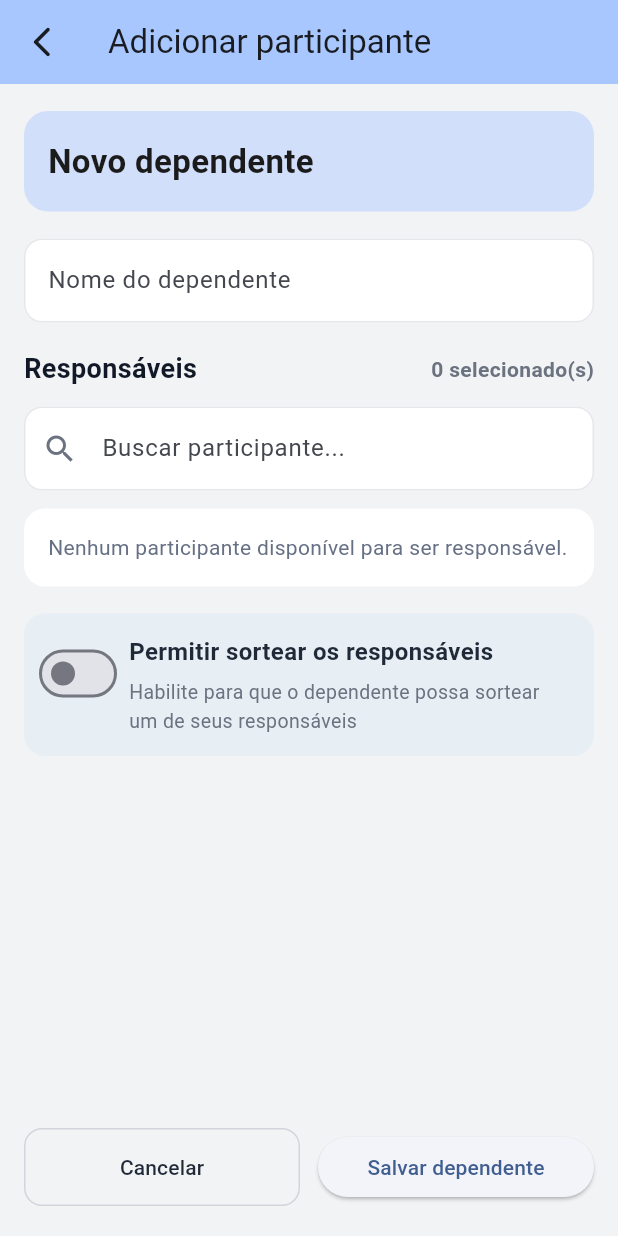
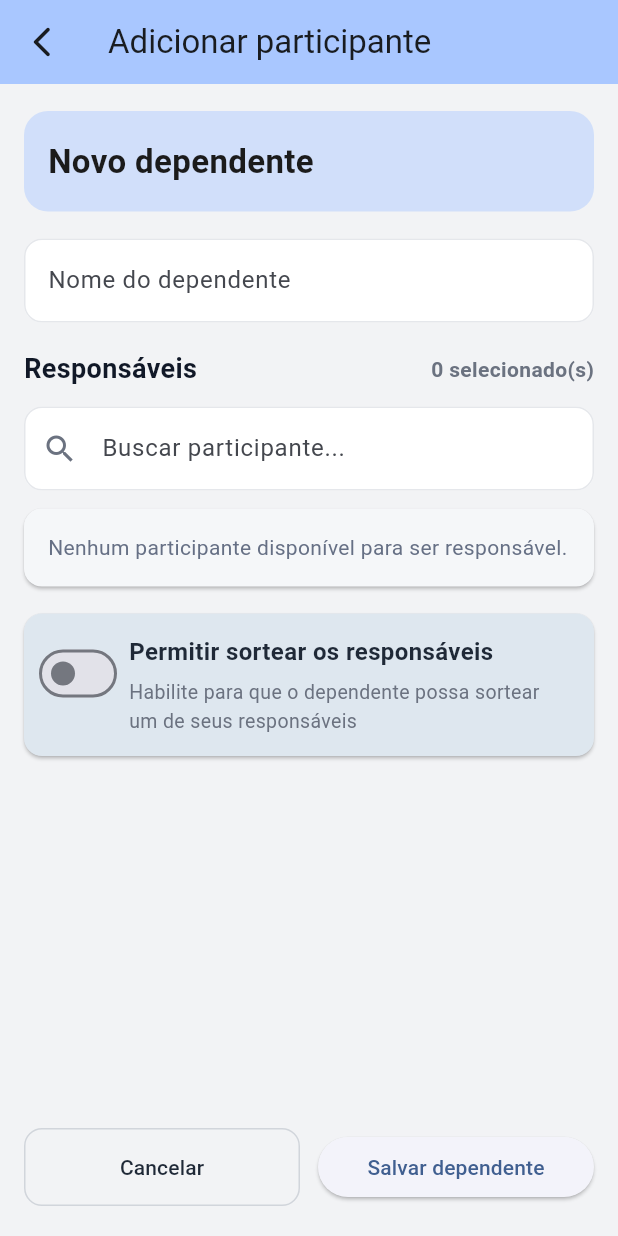
Before and after one commit to biroska/secret_santa, a Flutter app: the IncluirDependenteScreen screen opened by its route, on a phone screen of 412 x 824 dp. Run offline on Flutter 3.47's test engine with Material 3 defaults, Android fonts, the phone set to English and light mode, and no system bars; our stand-ins replace cached_network_image, cloud_firestore, cloud_functions, firebase_auth, firebase_core, go_router and 4 more; missing offline and left inert: mobile_scanner; accounts and stored records are empty.

Commit message:
Padronizacao dos cards

```diff
--- a/lib/features/events/presentation/event_invite_screen.dart
+++ b/lib/features/events/presentation/event_invite_screen.dart
@@ -86,8 +86,6 @@ class _EventInviteScreenState extends State<EventInviteScreen> {
 
   @override
   Widget build(BuildContext context) {
-    return const Scaffold(
-      body: Center(child: CircularProgressIndicator()),
-    );
+    return const Scaffold(body: Center(child: CircularProgressIndicator()));
   }
 }
--- a/lib/features/events/presentation/incluir_dependente_screen.dart
+++ b/lib/features/events/presentation/incluir_dependente_screen.dart
@@ -2,6 +2,7 @@ import 'package:flutter/material.dart';
 
 import '../../../dtos/event_card_dto.dart';
 import '../../../utils/app_navigation.dart';
+import '../../../widgets/app_card.dart';
 import '../../../widgets/user_avatar.dart';
 import 'event_title_card.dart';
 import '../../../services/firestore/event_service.dart';
@@ -127,13 +128,9 @@ class _IncluirDependenteScreenState extends State<IncluirDependenteScreen> {
     required String? avatarUrl,
     required VoidCallback onToggle,
   }) {
-    return Container(
+    return AppCard(
       margin: const EdgeInsets.only(bottom: 10),
       padding: const EdgeInsets.only(left: 8, right: 12, top: 10, bottom: 10),
-      decoration: BoxDecoration(
-        color: Colors.white,
-        borderRadius: BorderRadius.circular(14),
-      ),
       child: Row(
         children: [
           Checkbox(
@@ -267,7 +264,9 @@ class _IncluirDependenteScreenState extends State<IncluirDependenteScreen> {
                 EventTitleCard(
                   event: widget.event!,
                   isAdmin: false,
-                  backgroundColor: Theme.of(context).appBarTheme.backgroundColor,
+                  backgroundColor: Theme.of(
+                    context,
+                  ).appBarTheme.backgroundColor,
                   includeOuterPadding: false,
                 )
               else
@@ -398,13 +397,8 @@ class _IncluirDependenteScreenState extends State<IncluirDependenteScreen> {
                         ),
                         const SizedBox(height: 12),
                         if (_responsaveisDisponiveis.isEmpty)
-                          Container(
-                            width: double.infinity,
+                          AppCard(
                             padding: const EdgeInsets.all(16),
-                            decoration: BoxDecoration(
-                              color: Colors.white,
-                              borderRadius: BorderRadius.circular(14),
-                            ),
                             child: const Text(
                               'Nenhum participante disponível para ser responsável.',
                               style: TextStyle(color: Color(0xFF667085)),
@@ -431,12 +425,8 @@ class _IncluirDependenteScreenState extends State<IncluirDependenteScreen> {
                             },
                           ),
                         const SizedBox(height: 18),
-                        Container(
-                          padding: const EdgeInsets.all(14),
-                          decoration: BoxDecoration(
-                            color: const Color(0xFFE7EEF4),
-                            borderRadius: BorderRadius.circular(14),
-                          ),
+                        AppCard(
+                          color: const Color(0xFFE7EEF4),
                           child: Row(
                             crossAxisAlignment: CrossAxisAlignment.start,
                             children: [
--- /dev/null
+++ b/lib/widgets/app_card.dart
@@ -0,0 +1,36 @@
+import 'package:flutter/material.dart';
+
+/// Card padrão do app: usa o `cardTheme` (mesmo estilo da listagem de eventos).
+class AppCard extends StatelessWidget {
+  const AppCard({
+    super.key,
+    required this.child,
+    this.padding = const EdgeInsets.all(14),
+    this.margin,
+    this.color,
+    this.onTap,
+    this.fullWidth = true,
+  });
+
+  final Widget child;
+  final EdgeInsetsGeometry padding;
+  final EdgeInsetsGeometry? margin;
+  final Color? color;
+  final VoidCallback? onTap;
+  final bool fullWidth;
+
+  @override
+  Widget build(BuildContext context) {
+    final radius = BorderRadius.circular(12);
+    final content = Padding(padding: padding, child: child);
+    final card = Card(
+      margin: margin,
+      color: color ?? Colors.white,
+      clipBehavior: Clip.antiAlias,
+      child: onTap == null
+          ? content
+          : InkWell(onTap: onTap, borderRadius: radius, child: content),
+    );
+    return fullWidth ? SizedBox(width: double.infinity, child: card) : card;
+  }
+}
```
Also changed, not shown: lib/features/events/presentation/adicionar_pessoa_screen.dart (+39 -13 lines), lib/features/events/presentation/create_event_screen.dart (+22 -13 lines), lib/features/events/presentation/edit_event_screen.dart (+3 -19 lines), lib/features/events/presentation/event_details_screen.dart (+9 -59 lines), lib/features/events/presentation/scan_invite_screen.dart (+17 -8 lines), lib/theme/app_theme.dart (+7 -0 lines).
